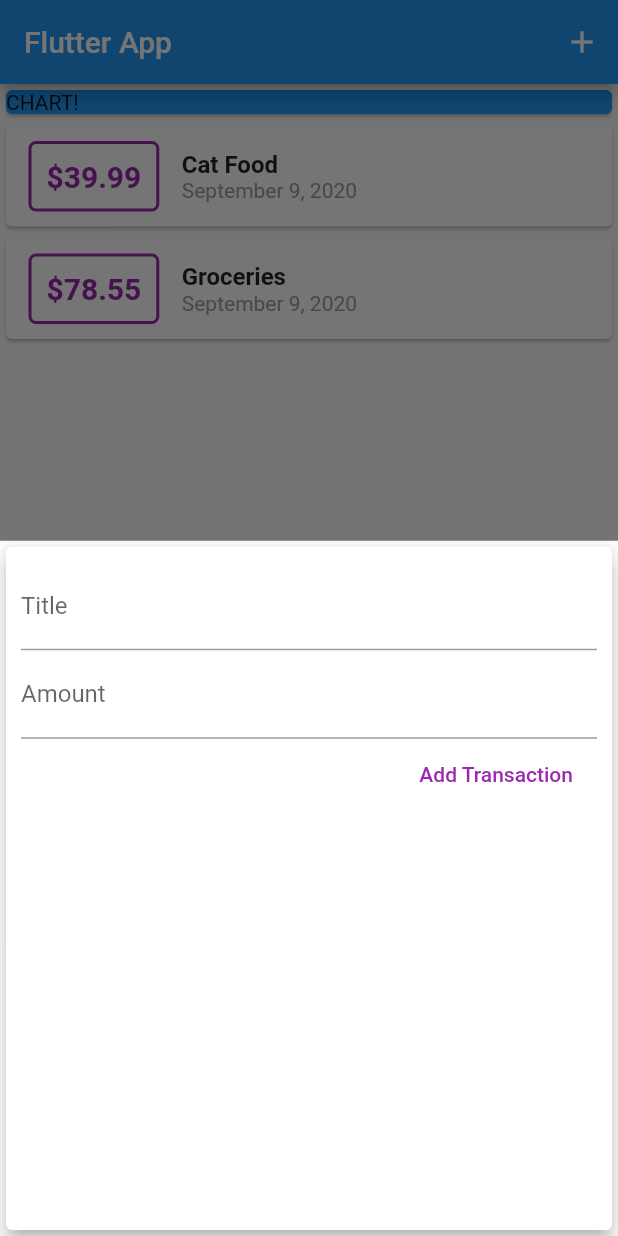
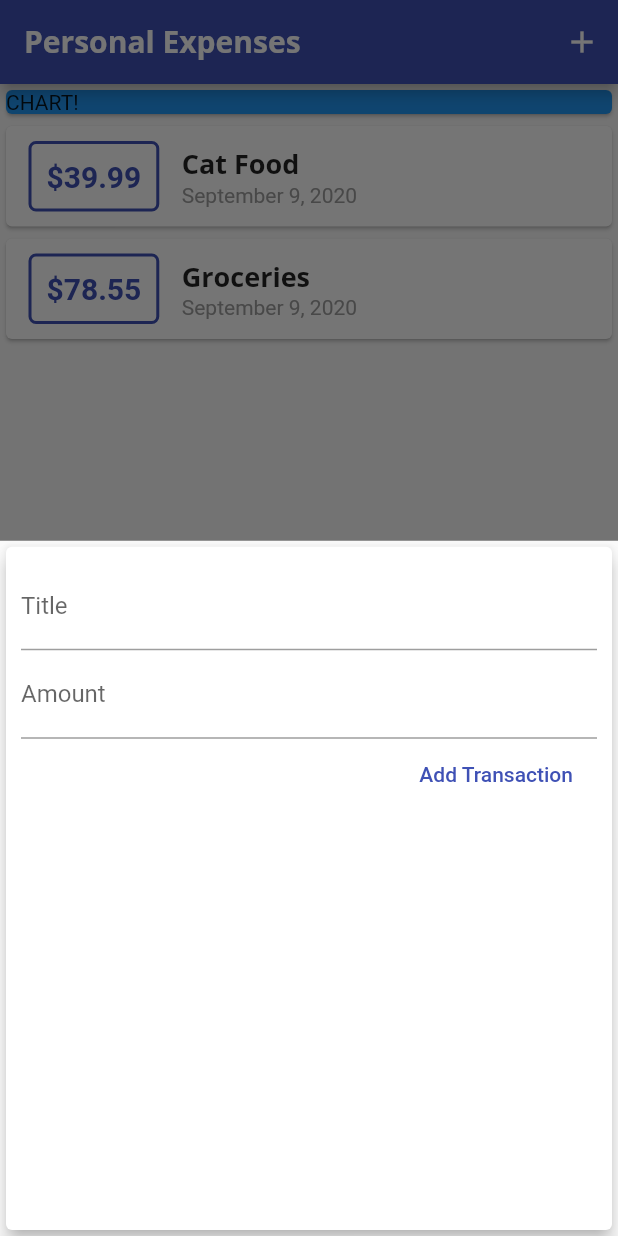
Before and after one commit to moratelli/personal_expenses, a Flutter app: the screen it shows after launch, after a tap on the "add" icon, on a phone screen of 412 x 824 dp. Run offline on Flutter 3.47's test engine with Material 2 defaults, Android fonts, the phone set to English and light mode, and no system bars.

Commit message:
More styling

```diff
--- a/lib/main.dart
+++ b/lib/main.dart
@@ -1,5 +1,4 @@
 import 'package:flutter/material.dart';
-import 'package:intl/intl.dart';
 
 import './models/transaction.dart';
 
@@ -14,7 +13,28 @@ class MyApp extends StatelessWidget {
   @override
   Widget build(BuildContext context) {
     return MaterialApp(
-      title: 'Flutter App',
+      title: 'Personal Expenses',
+      theme: ThemeData(
+        primarySwatch: Colors.indigo,
+        accentColor: Colors.green,
+        fontFamily: 'Quicksand',
+        textTheme: ThemeData.light().textTheme.copyWith(
+              headline6: TextStyle(
+                fontFamily: 'OpenSans',
+                fontWeight: FontWeight.bold,
+                fontSize: 18,
+              ),
+            ),
+        appBarTheme: AppBarTheme(
+          textTheme: ThemeData.light().textTheme.copyWith(
+                headline6: TextStyle(
+                  fontFamily: 'OpenSans',
+                  fontSize: 20,
+                  fontWeight: FontWeight.bold,
+                ),
+              ),
+        ),
+      ),
       home: MyHomePage(),
     );
   }
@@ -69,7 +89,7 @@ class _MyHomePageState extends State<MyHomePage> {
   Widget build(BuildContext context) {
     return Scaffold(
       appBar: AppBar(
-        title: Text('Flutter App'),
+        title: Text('Personal Expenses'),
         actions: [
           IconButton(
             icon: Icon(Icons.add),
--- a/lib/widgets/new_transaction.dart
+++ b/lib/widgets/new_transaction.dart
@@ -1,11 +1,18 @@
 import 'package:flutter/material.dart';
 
-class NewTransaction extends StatelessWidget {
-  final titleController = TextEditingController();
-  final amountController = TextEditingController();
+class NewTransaction extends StatefulWidget {
   final Function transactionHandler;
 
   NewTransaction(this.transactionHandler);
+
+  @override
+  _NewTransactionState createState() => _NewTransactionState();
+}
+
+class _NewTransactionState extends State<NewTransaction> {
+  final titleController = TextEditingController();
+
+  final amountController = TextEditingController();
 
   void submitData() {
     final enteredTitle = titleController.text;
@@ -15,7 +22,9 @@ class NewTransaction extends StatelessWidget {
       return;
     }
 
-    transactionHandler(enteredTitle, enteredAmount);
+    widget.transactionHandler(enteredTitle, enteredAmount);
+
+    Navigator.of(context).pop();
   }
 
   @override
@@ -40,7 +49,7 @@ class NewTransaction extends StatelessWidget {
             ),
             FlatButton(
               child: Text('Add Transaction'),
-              textColor: Colors.purple,
+              textColor: Theme.of(context).primaryColor,
               onPressed: submitData,
             ),
           ],
--- a/lib/widgets/transaction_list.dart
+++ b/lib/widgets/transaction_list.dart
@@ -23,7 +23,7 @@ class TransactionList extends StatelessWidget {
                   ),
                   decoration: BoxDecoration(
                     border: Border.all(
-                      color: Colors.purple,
+                      color: Theme.of(context).primaryColor,
                       width: 2,
                     ),
                     borderRadius: BorderRadius.all(Radius.circular(5)),
@@ -34,7 +34,7 @@ class TransactionList extends StatelessWidget {
                     style: TextStyle(
                       fontWeight: FontWeight.bold,
                       fontSize: 20,
-                      color: Colors.purple,
+                      color: Theme.of(context).primaryColor,
                     ),
                   ),
                 ),
@@ -43,10 +43,7 @@ class TransactionList extends StatelessWidget {
                   children: [
                     Text(
                       transactions[index].title,
-                      style: TextStyle(
-                        fontWeight: FontWeight.bold,
-                        fontSize: 16,
-                      ),
+                      style: Theme.of(context).textTheme.headline6,
                     ),
                     Text(
                       DateFormat.yMMMMd().format(transactions[index].date),
```
Also changed, not shown: pubspec.yaml (+11 -11 lines), assets/fonts/OpenSans-Bold.ttf (added), assets/fonts/OpenSans-Regular.ttf (added), assets/fonts/Quicksand-Bold.ttf (added), assets/fonts/Quicksand-Light.ttf (added), assets/fonts/Quicksand-Medium.ttf (added), assets/fonts/Quicksand-Regular.ttf (added).
